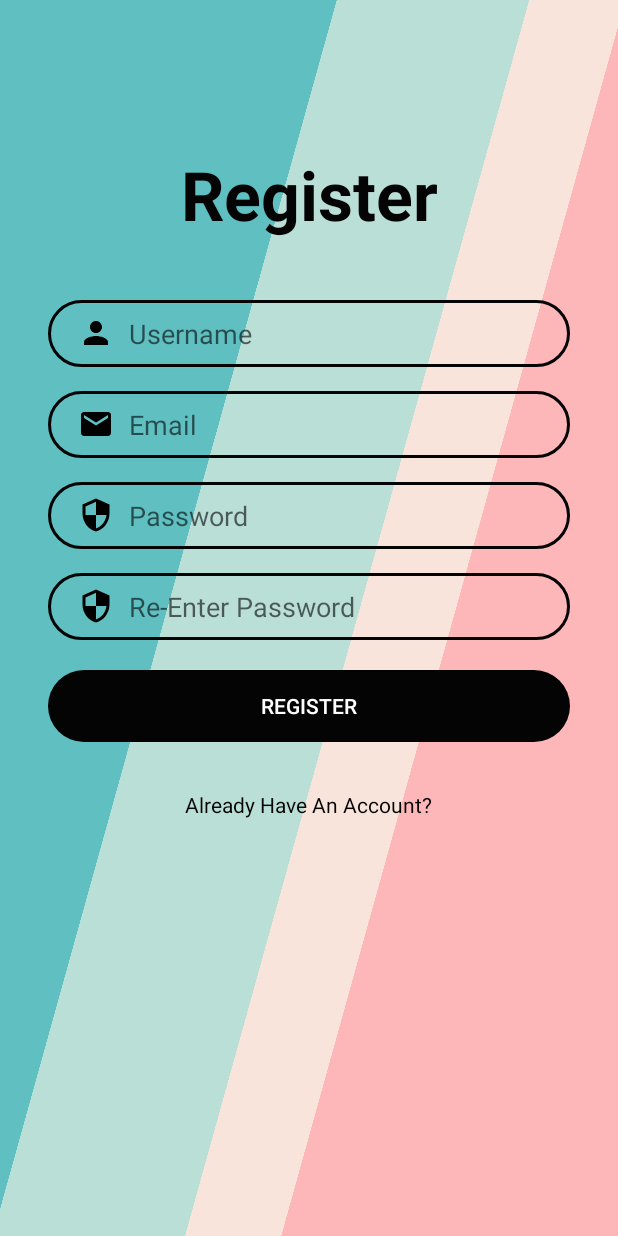
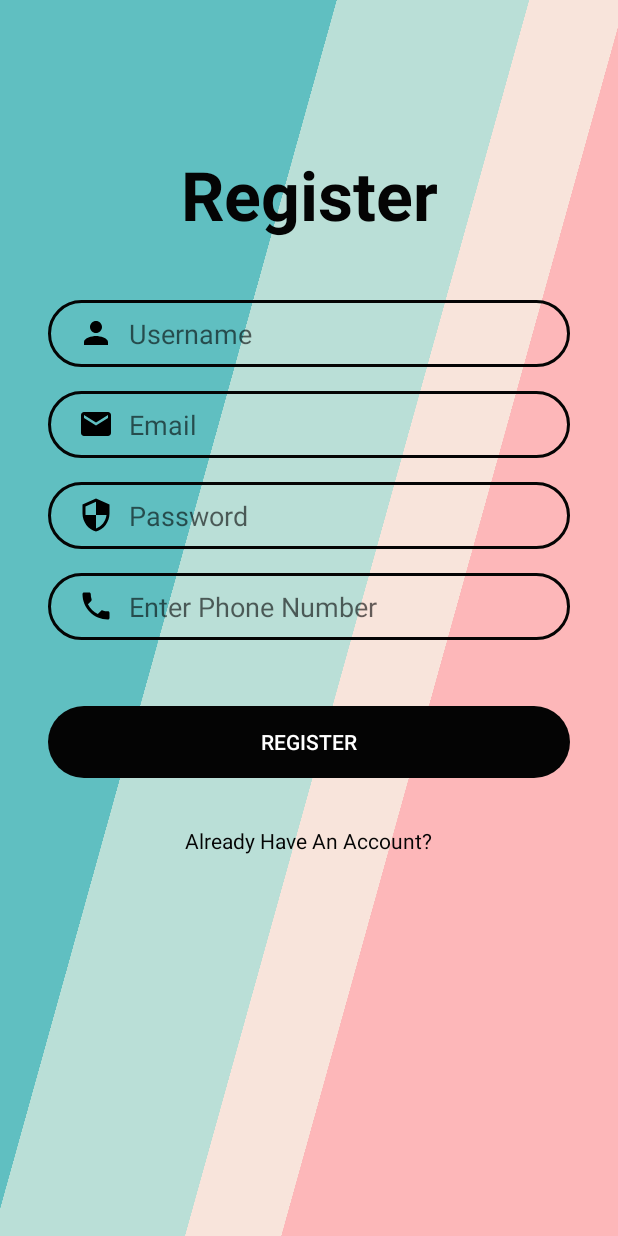
Before and after one commit to Shahzaib554/MAD_Project, an Android app: the SignUpActivity screen opened directly, with no data from a screen before it, on a phone screen of 412 x 824 dp. Run offline under Robolectric (Android 15) with nearby library versions, the phone set to English and light mode, and no system bars.

Commit message:
phone input was updated

```diff
--- /dev/null
+++ b/app/src/main/res/drawable/baseline_phone_24.xml
@@ -0,0 +1,5 @@
+<vector android:height="24dp" android:tint="#000000"
+    android:viewportHeight="24" android:viewportWidth="24"
+    android:width="24dp" xmlns:android="http://schemas.android.com/apk/res/android">
+    <path android:fillColor="@android:color/white" android:pathData="M6.62,10.79c1.44,2.83 3.76,5.14 6.59,6.59l2.2,-2.2c0.27,-0.27 0.67,-0.36 1.02,-0.24 1.12,0.37 2.33,0.57 3.57,0.57 0.55,0 1,0.45 1,1V20c0,0.55 -0.45,1 -1,1 -9.39,0 -17,-7.61 -17,-17 0,-0.55 0.45,-1 1,-1h3.5c0.55,0 1,0.45 1,1 0,1.25 0.2,2.45 0.57,3.57 0.11,0.35 0.03,0.74 -0.25,1.02l-2.2,2.2z"/>
+</vector>
--- a/app/src/main/res/layout/activity_sign_up.xml
+++ b/app/src/main/res/layout/activity_sign_up.xml
@@ -10,16 +10,16 @@
 
 
     <EditText
-        android:id="@+id/inputConfirmPassword"
+        android:id="@+id/inputPhoneNumber"
         android:layout_width="0dp"
         android:layout_height="wrap_content"
         android:layout_marginTop="16dp"
         android:background="@drawable/input_bg"
-        android:drawableLeft="@drawable/ic_security"
+        android:drawableLeft="@drawable/baseline_phone_24"
         android:textColor="@color/black"
         android:drawablePadding="10dp"
         android:ems="10"
-        android:hint="Re-Enter Password"
+        android:hint="Enter Phone Number"
         android:inputType="textPassword"
         android:paddingLeft="20dp"
         android:paddingTop="10dp"
@@ -111,15 +111,15 @@
         android:id="@+id/btnRegister"
         android:layout_width="0dp"
         android:layout_height="wrap_content"
-        android:layout_marginTop="20dp"
+        android:layout_marginTop="44dp"
         android:background="@drawable/btn_bg"
         android:backgroundTint="@color/black"
+        android:text="Register"
         android:textColor="@color/white"
-        android:text="Register"
-        app:layout_constraintEnd_toEndOf="@+id/inputConfirmPassword"
+        app:layout_constraintEnd_toEndOf="@+id/inputPhoneNumber"
         app:layout_constraintHorizontal_bias="0.0"
-        app:layout_constraintStart_toStartOf="@+id/inputConfirmPassword"
-        app:layout_constraintTop_toBottomOf="@+id/inputConfirmPassword" />
+        app:layout_constraintStart_toStartOf="@+id/inputPhoneNumber"
+        app:layout_constraintTop_toBottomOf="@+id/inputPhoneNumber" />
 
     <TextView
         android:id="@+id/alreadyHaveAccount"
@@ -132,4 +132,6 @@
         app:layout_constraintHorizontal_bias="0.497"
         app:layout_constraintStart_toStartOf="@+id/btnRegister"
         app:layout_constraintTop_toBottomOf="@+id/btnRegister" />
+
+
 </androidx.constraintlayout.widget.ConstraintLayout>
```
